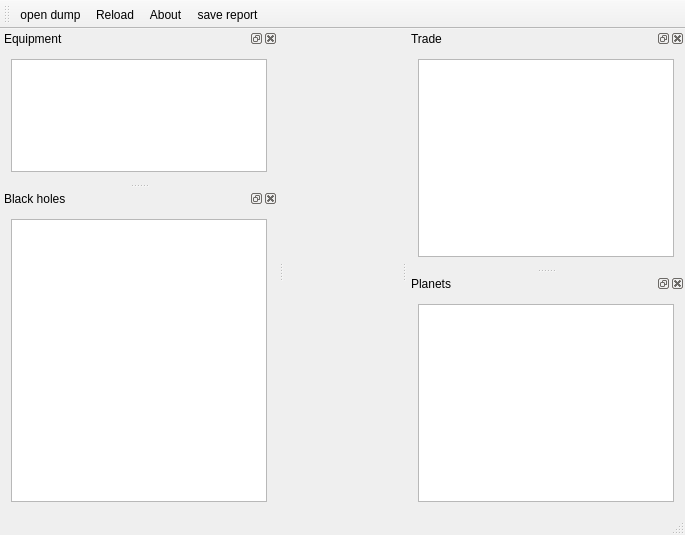
mdimura/SRHDDumpReader, file MainWindow.ui: the form before one commit.
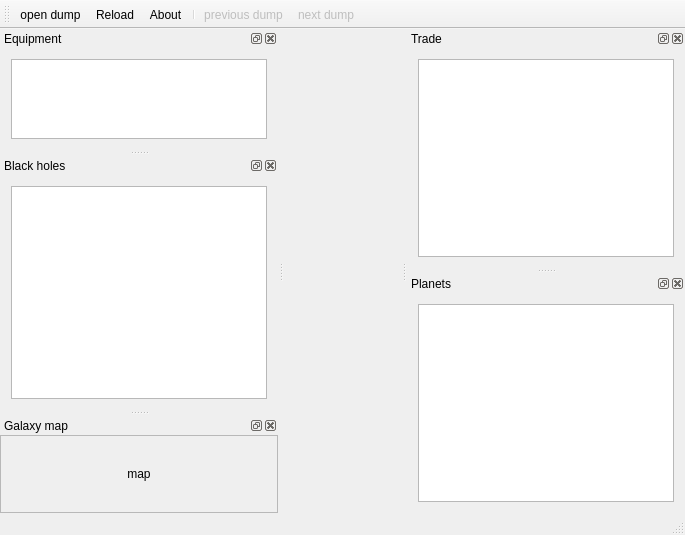
The form after the commit. Icons and pictures are not drawn.

Commit message: Add map view to the interface. Add load next/previous feature.

Patch:
```diff
--- a/MainWindow.ui
+++ b/MainWindow.ui
@@ -41,7 +41,9 @@
    <addaction name="actionOpenDump"/>
    <addaction name="actionReload"/>
    <addaction name="actionAbout"/>
-   <addaction name="actionSaveReport"/>
+   <addaction name="separator"/>
+   <addaction name="actionPreviousDump"/>
+   <addaction name="actionNextDump"/>
   </widget>
   <widget class="QStatusBar" name="statusBar"/>
   <widget class="QDockWidget" name="eqDockWidget">
@@ -307,6 +309,86 @@
     </layout>
    </widget>
   </widget>
+  <widget class="QDockWidget" name="imageDockWidget">
+   <property name="windowTitle">
+    <string>Galaxy map</string>
+   </property>
+   <attribute name="dockWidgetArea">
+    <number>1</number>
+   </attribute>
+   <widget class="QWidget" name="dockWidgetContents_4">
+    <layout class="QVBoxLayout" name="verticalLayout_6">
+     <property name="spacing">
+      <number>0</number>
+     </property>
+     <property name="leftMargin">
+      <number>0</number>
+     </property>
+     <property name="topMargin">
+      <number>0</number>
+     </property>
+     <property name="rightMargin">
+      <number>0</number>
+     </property>
+     <property name="bottomMargin">
+      <number>0</number>
+     </property>
+     <item>
+      <widget class="QScrollArea" name="scrollArea">
+       <property name="widgetResizable">
+        <bool>true</bool>
+       </property>
+       <widget class="QWidget" name="scrollAreaWidgetContents">
+        <property name="geometry">
+         <rect>
+          <x>0</x>
+          <y>0</y>
+          <width>270</width>
+          <height>73</height>
+         </rect>
+        </property>
+        <layout class="QVBoxLayout" name="verticalLayout_5">
+         <property name="spacing">
+          <number>0</number>
+         </property>
+         <property name="leftMargin">
+          <number>0</number>
+         </property>
+         <property name="topMargin">
+          <number>0</number>
+         </property>
+         <property name="rightMargin">
+          <number>0</number>
+         </property>
+         <property name="bottomMargin">
+          <number>0</number>
+         </property>
+         <item>
+          <widget class="QLabel" name="mapImageLabel">
+           <property name="sizePolicy">
+            <sizepolicy hsizetype="Minimum" vsizetype="Minimum">
+             <horstretch>0</horstretch>
+             <verstretch>0</verstretch>
+            </sizepolicy>
+           </property>
+           <property name="text">
+            <string>map</string>
+           </property>
+           <property name="scaledContents">
+            <bool>false</bool>
+           </property>
+           <property name="alignment">
+            <set>Qt::AlignCenter</set>
+           </property>
+          </widget>
+         </item>
+        </layout>
+       </widget>
+      </widget>
+     </item>
+    </layout>
+   </widget>
+  </widget>
   <action name="actionOpenDump">
    <property name="icon">
     <iconset resource="icons.qrc">
@@ -358,6 +440,42 @@
     <enum>Qt::ApplicationShortcut</enum>
    </property>
   </action>
+  <action name="actionNextDump">
+   <property name="enabled">
+    <bool>false</bool>
+   </property>
+   <property name="icon">
+    <iconset resource="icons.qrc">
+     <normaloff>:/icons/go-next.svgz</normaloff>:/icons/go-next.svgz</iconset>
+   </property>
+   <property name="text">
+    <string>next dump</string>
+   </property>
+   <property name="toolTip">
+    <string>load next dump in the current folder</string>
+   </property>
+   <property name="shortcut">
+    <string>Ctrl+Right</string>
+   </property>
+  </action>
+  <action name="actionPreviousDump">
+   <property name="enabled">
+    <bool>false</bool>
+   </property>
+   <property name="icon">
+    <iconset resource="icons.qrc">
+     <normaloff>:/icons/go-previous.svgz</normaloff>:/icons/go-previous.svgz</iconset>
+   </property>
+   <property name="text">
+    <string>previous dump</string>
+   </property>
+   <property name="toolTip">
+    <string>load previous dump in the current folder</string>
+   </property>
+   <property name="shortcut">
+    <string>Ctrl+Left</string>
+   </property>
+  </action>
  </widget>
  <layoutdefault spacing="6" margin="11"/>
  <resources>
```
Left out of the diff: 34 changed lines with no effect on the pictures. The commit also changes 11 other files.
